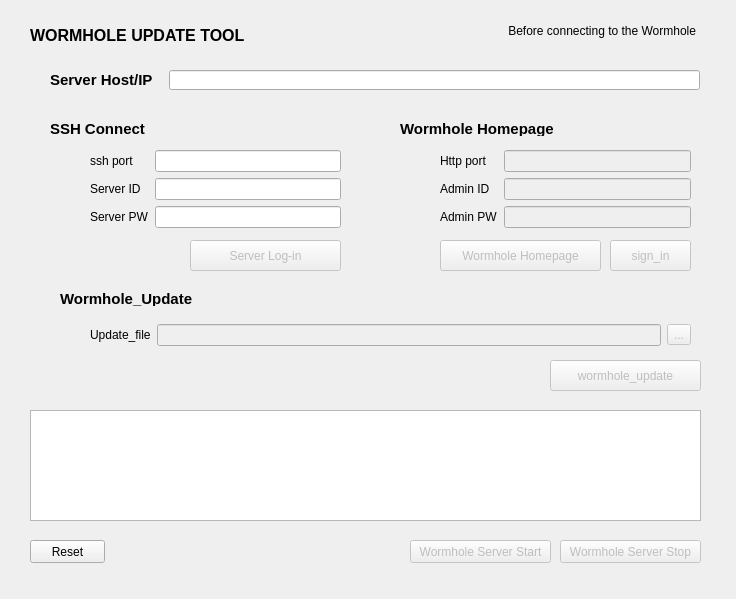
Qt form wormhole_update.ui (wfjo852/wh_update_tool) before a commit.
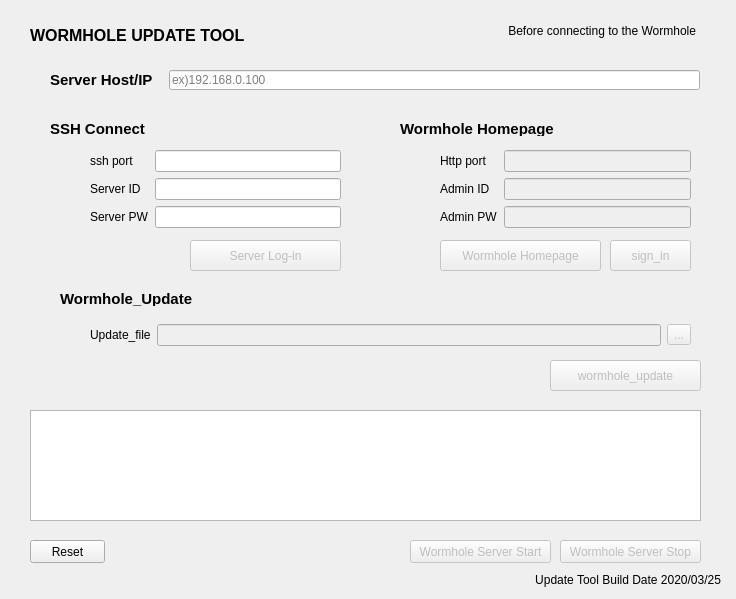
The same form after that commit.

The edit to the form file:
```diff
--- a/wormhole_update.ui
+++ b/wormhole_update.ui
@@ -190,6 +190,9 @@
      <height>20</height>
     </rect>
    </property>
+   <property name="placeholderText">
+    <string>ex)192.168.0.100</string>
+   </property>
   </widget>
   <widget class="QLabel" name="label_host">
    <property name="geometry">
@@ -379,6 +382,22 @@
     <string>Wormhole Server Start</string>
    </property>
   </widget>
+  <widget class="QLabel" name="build_date">
+   <property name="geometry">
+    <rect>
+     <x>500</x>
+     <y>570</y>
+     <width>221</width>
+     <height>20</height>
+    </rect>
+   </property>
+   <property name="text">
+    <string>Update Tool Build Date 2020/03/25</string>
+   </property>
+   <property name="alignment">
+    <set>Qt::AlignRight|Qt::AlignTrailing|Qt::AlignVCenter</set>
+   </property>
+  </widget>
  </widget>
  <resources/>
  <connections/>
```
Left out of the diff: 5 changed lines with no effect on the pictures.
